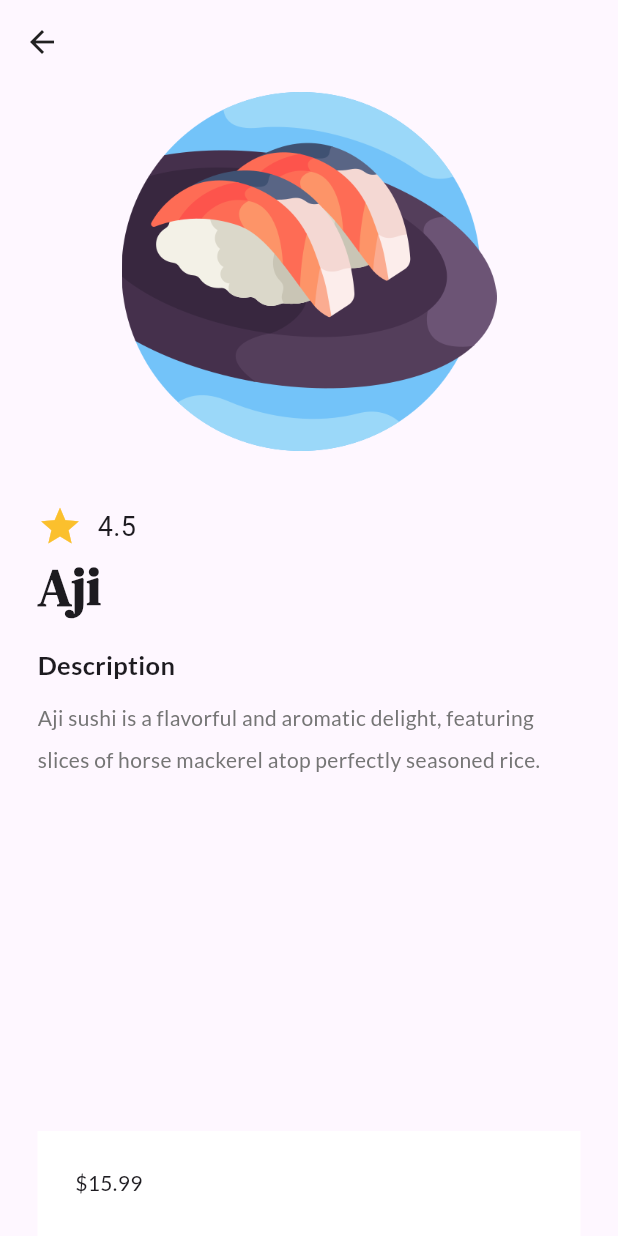
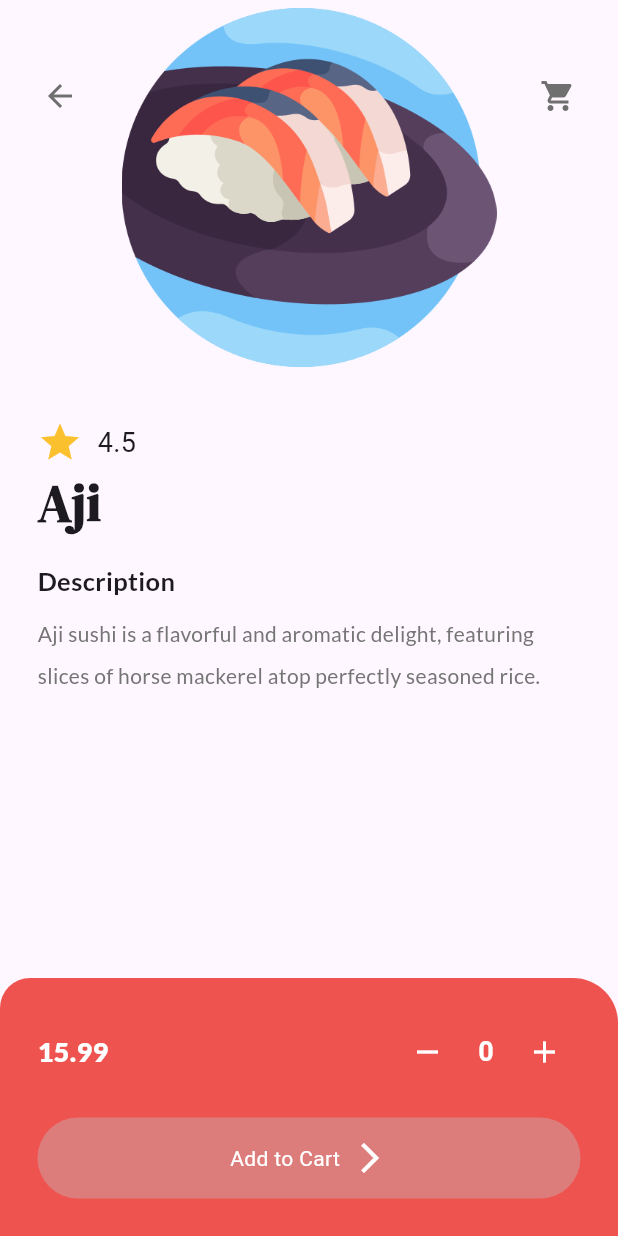
Before and after one commit to ArdineJ/Tei-Sushi, a Flutter app: the MenuPage screen opened by its route, after a tap on "Aji", on a phone screen of 412 x 824 dp. Run offline on Flutter 3.47's test engine with Material 3 defaults, Android fonts, the phone set to English and light mode, and no system bars; our stand-ins replace anim_search_bar, carousel_slider, flutter_staggered_animations, google_fonts, smooth_page_indicator.

Commit message:
detail and cart page done

```diff
--- /dev/null
+++ b/lib/components/counter.dart
@@ -0,0 +1,52 @@
+import 'package:flutter/material.dart';
+
+class Counter extends StatelessWidget {
+  final int qty;
+  final Function() onDecrement;
+  final Function() onIncrement;
+
+  const Counter({
+    required this.qty,
+    required this.onDecrement,
+    required this.onIncrement,
+  });
+
+  @override
+  Widget build(BuildContext context) {
+    return Row(
+      children: [
+        SizedBox(
+          child: Center(
+            child: IconButton(
+              icon: const Icon(Icons.remove),
+              color: Colors.white,
+              onPressed: onDecrement,
+            ),
+          ),
+        ),
+        SizedBox(
+          width: 30,
+          child: Center(
+            child: Text(
+              qty.toString(),
+              style: const TextStyle(
+                color: Colors.white,
+                fontWeight: FontWeight.bold,
+                fontSize: 18,
+              ),
+            ),
+          ),
+        ),
+        SizedBox(
+          child: Center(
+            child: IconButton(
+              icon: const Icon(Icons.add),
+              color: Colors.white,
+              onPressed: onIncrement,
+            ),
+          ),
+        )
+      ],
+    );
+  }
+}
--- a/lib/components/my_button.dart
+++ b/lib/components/my_button.dart
@@ -21,7 +21,7 @@ class MyButton extends StatelessWidget {
             children: [
               Text(
                 txt,
-                style: TextStyle(color: Colors.white),
+                style: const TextStyle(color: Colors.white),
               ),
               const SizedBox(width: 8),
               const Icon(
--- a/lib/components/sushi_tile.dart
+++ b/lib/components/sushi_tile.dart
@@ -13,6 +13,7 @@ class SushiTile extends StatelessWidget {
     return GestureDetector(
       onTap: onTap,
       child: Card(
+        color: const Color.fromARGB(255, 255, 255, 255),
         child: Padding(
           padding: const EdgeInsets.all(10.0),
           child: Column(
@@ -39,7 +40,7 @@ class SushiTile extends StatelessWidget {
                   mainAxisAlignment: MainAxisAlignment.spaceBetween,
                   children: [
                     Text(
-                      sushi.price,
+                      sushi.price.toString(),
                       style: GoogleFonts.lato(
                           fontSize: 14, fontWeight: FontWeight.bold),
                     ),
--- a/lib/data/dummy_data.dart
+++ b/lib/data/dummy_data.dart
@@ -5,126 +5,126 @@ class DummyData {
     List<Map<String, dynamic>> sushiInfo = [
       {
         'name': 'Aji',
-        'price': '\$15.99',
+        'price': 15.99,
         'rating': 4.5,
         'description':
             'Aji sushi is a flavorful and aromatic delight, featuring slices of horse mackerel atop perfectly seasoned rice.'
       },
       {
         'name': 'Anago',
-        'price': '\$12.99',
+        'price': 12.99,
         'rating': 4.0,
         'description':
             'Anago sushi, or saltwater eel, is a delicacy known for its tender texture and sweet, savory taste. A true sushi connoisseur\'s choice.'
       },
       {
         'name': 'Ebi',
-        'price': '\$18.99',
+        'price': 18.99,
         'rating': 4.8,
         'description':
             'Ebi, or shrimp sushi, showcases the natural sweetness of fresh shrimp. Served atop vinegared rice, it\'s a classic favorite.'
       },
       {
         'name': 'Ikura-maki',
-        'price': '\$22.99',
+        'price': 22.99,
         'rating': 4.2,
         'description':
             'Ikura-maki is a roll filled with succulent salmon roe, providing a burst of oceanic flavor with each bite.'
       },
       {
         'name': 'Iwashi',
-        'price': '\$14.99',
+        'price': 14.99,
         'rating': 3.9,
         'description':
             'Iwashi sushi features sardines, offering a bold and rich taste that seafood enthusiasts appreciate.'
       },
       {
         'name': 'Kohada',
-        'price': '\$19.99',
+        'price': 19.99,
         'rating': 4.6,
         'description':
             'Kohada, or gizzard shad sushi, is characterized by its silver-skinned appearance and distinctive, slightly tangy taste.'
       },
       {
         'name': 'Maguro',
-        'price': '\$25.99',
+        'price': 25.99,
         'rating': 4.7,
         'description':
             'Maguro sushi showcases the finest cuts of tuna, providing a buttery texture and robust flavor that sushi lovers adore.'
       },
       {
         'name': 'Salmon',
-        'price': '\$20.99',
+        'price': 20.99,
         'rating': 4.3,
         'description':
             'Salmon sushi is a versatile and popular choice, known for its smooth, rich taste and vibrant color.'
       },
       {
         'name': 'Sanma',
-        'price': '\$17.99',
+        'price': 17.99,
         'rating': 4.1,
         'description':
             'Sanma sushi, or Pacific saury, features a unique, slightly oily flavor that pairs well with vinegared rice.'
       },
       {
         'name': 'Sawara',
-        'price': '\$21.99',
+        'price': 21.99,
         'rating': 4.4,
         'description':
             'Sawara, or Spanish mackerel sushi, offers a delightful combination of firm texture and delicate flavor.'
       },
       {
         'name': 'Shime-saba',
-        'price': '\$16.99',
+        'price': 16.99,
         'rating': 4.0,
         'description':
             'Shime-saba, or cured mackerel, is known for its marinated taste, making it a favorite among sushi enthusiasts.'
       },
       {
         'name': 'Tako',
-        'price': '\$23.99',
+        'price': 23.99,
         'rating': 4.8,
         'description':
             'Tako sushi features octopus, prized for its tender yet chewy texture and ability to absorb surrounding flavors.'
       },
       {
         'name': 'Tamagoyaki',
-        'price': '\$13.99',
+        'price': 13.99,
         'rating': 4.5,
         'description':
             'Tamagoyaki, or sweet Japanese omelet, is a comforting and slightly sweet sushi option enjoyed by all ages.'
       },
       {
         'name': 'Tekka-maki',
-        'price': '\$19.99',
+        'price': 19.99,
         'rating': 4.6,
         'description':
             'Tekka-maki, or tuna roll, is a classic sushi roll featuring high-quality tuna encased in a layer of nori and rice.'
       },
       {
         'name': 'Umeshisomaki',
-        'price': '\$15.99',
+        'price': 15.99,
         'rating': 4.2,
         'description':
             'Umeshisomaki is a delightful roll featuring pickled plum, offering a sweet and tangy contrast to the rice.'
       },
       {
         'name': 'Unagi',
-        'price': '\$24.99',
+        'price': 24.99,
         'rating': 4.7,
         'description':
             'Unagi, or freshwater eel, is grilled to perfection and glazed with a sweet soy-based sauce, creating a delectable sushi experience.'
       },
       {
         'name': 'Uni',
-        'price': '\$27.99',
+        'price': 27.99,
         'rating': 4.9,
         'description':
             'Uni sushi features sea urchin roe, prized for its unique flavor profile and creamy texture that melts in the mouth.'
       },
       {
         'name': 'Wagyu',
-        'price': '\$29.99',
+        'price': 29.99,
         'rating': 4.8,
         'description':
             'Wagyu sushi showcases the finest Japanese beef, offering a luxurious and indulgent sushi experience.'
@@ -135,7 +135,7 @@ class DummyData {
 
     for (var info in sushiInfo) {
       String name = info['name'];
-      String price = info['price'];
+      double price = info['price'];
       double rating = info['rating'];
       String description = info['description'];
 
--- /dev/null
+++ b/lib/models/cart.dart
@@ -0,0 +1,32 @@
+import 'package:flutter/material.dart';
+import 'package:sushi/models/sushi.dart';
+
+class CartItem {
+  final Sushi sushi;
+  int quantity;
+
+  CartItem({required this.sushi, required this.quantity});
+}
+
+class Cart extends ChangeNotifier {
+  final List<CartItem> _items = [];
+
+  List<CartItem> get items => _items;
+
+  void addItemsCart(Sushi sushi, int quantity) {
+    _items.add(CartItem(sushi: sushi, quantity: quantity));
+    notifyListeners();
+  }
+
+  void removeItem(Sushi sushi) {
+    _items.removeWhere((item) => item.sushi == sushi);
+    notifyListeners();
+  }
+
+  void updateCartItemQuantity(int index, int newQuantity) {
+    if (index >= 0 && index < _items.length) {
+      _items[index].quantity = newQuantity;
+      notifyListeners();
+    }
+  }
+}
--- a/lib/models/sushi.dart
+++ b/lib/models/sushi.dart
@@ -1,6 +1,6 @@
 class Sushi {
   final String name;
-  final String price;
+  final double price;
   final double rating;
   final String description;
   final String image;
--- a/lib/pages/detail_page.dart
+++ b/lib/pages/detail_page.dart
@@ -1,7 +1,10 @@
 import 'package:flutter/material.dart';
 import 'package:google_fonts/google_fonts.dart';
-import 'package:sushi/data/dummy_data.dart';
+import 'package:provider/provider.dart';
 
+import '../components/counter.dart';
+import '../components/my_button.dart';
+import '../models/cart.dart';
 import '../models/sushi.dart';
 
 class DetailPage extends StatefulWidget {
@@ -12,20 +15,70 @@ class DetailPage extends StatefulWidget {
 }
 
 class _DetailPageState extends State<DetailPage> {
+  int qty = 0;
+
+  void decrementQty() {
+    setState(() {
+      if (qty > 0) {
+        qty--;
+      }
+    });
+  }
+
+  void incrementQty() {
+    setState(() {
+      qty++;
+    });
+  }
+
+  void addToCart() {
+    if (qty > 0) {
+      final cart = context.read<Cart>();
+      final sushi = ModalRoute.of(context)!.settings.arguments as Sushi;
+
+      cart.addItemsCart(sushi, qty);
+      showDialog(
+        context: context,
+        builder: (context) => AlertDialog(
+          content: const Column(
+            mainAxisSize: MainAxisSize.min,
+            children: [
+              Row(
+                children: [
+                  Icon(Icons.close_rounded),
+                ],
+              ),
+              Text(
+                'Successfully added to cart',
+                style: TextStyle(fontSize: 18, fontWeight: FontWeight.bold),
+              ),
+            ],
+          ),
+          actions: [
+            ElevatedButton(
+              onPressed: () {
+                Navigator.pop(context);
+                Navigator.pushNamed(context, '/menupage');
+              },
+              child: const Text('OK'),
+            ),
+          ],
+        ),
+      );
+    }
+  }
+
   @override
   Widget build(BuildContext context) {
     final sushi = ModalRoute.of(context)!.settings.arguments as Sushi;
     return Scaffold(
-      appBar: AppBar(
-        backgroundColor: Colors.transparent,
-        elevation: 0,
-        foregroundColor: Colors.grey[900],
-      ),
-      body: Padding(
-        padding: const EdgeInsets.symmetric(horizontal: 25.0),
-        child: Column(
+      body: Stack(
+        children: [
+          Column(
             children: [
               Expanded(
+                child: Padding(
+                  padding: const EdgeInsets.symmetric(horizontal: 25.0),
                   child: ListView(
                     children: [
                       Image.asset(
@@ -71,29 +124,78 @@ class _DetailPageState extends State<DetailPage> {
                       const SizedBox(height: 10),
                       Text(
                         sushi.description,
-                    style: GoogleFonts.lato(color: Colors.grey[600], height: 2),
+                        style: GoogleFonts.lato(
+                            color: Colors.grey[600], height: 2),
                       ),
                     ],
                   ),
                 ),
+              ),
               Container(
-              color: Colors.white,
+                decoration: BoxDecoration(
+                  borderRadius: const BorderRadius.only(
+                      topLeft: Radius.circular(20),
+                      topRight: Radius.circular(30)),
+                  color: Colors.red[400],
+                ),
                 padding: const EdgeInsets.all(25),
                 child: Column(
                   children: [
                     Row(
+                      mainAxisAlignment: MainAxisAlignment.spaceBetween,
                       children: [
                         Text(
-                        sushi.price,
-                        style: GoogleFonts.lato(),
-                      )
+                          sushi.price.toString(),
+                          style: GoogleFonts.lato(
+                            color: Colors.white,
+                            fontWeight: FontWeight.w900,
+                            fontSize: 18,
+                          ),
+                        ),
+                        Counter(
+                          qty: qty,
+                          onDecrement: decrementQty,
+                          onIncrement: incrementQty,
+                        ),
                       ],
                     ),
+                    const SizedBox(height: 20),
+                    MyButton(
+                      txt: 'Add to Cart',
+                      onTap: addToCart,
+                    )
                   ],
                 ),
               )
             ],
           ),
+          Positioned(
+            top: 40,
+            left: 16,
+            child: IconButton(
+              icon: const Icon(
+                Icons.arrow_back,
+                color: Color.fromARGB(255, 111, 111, 111),
+              ),
+              onPressed: () {
+                Navigator.pop(context);
+              },
+            ),
+          ),
+          Positioned(
+            top: 40,
+            right: 16,
+            child: IconButton(
+              icon: const Icon(
+                Icons.shopping_cart,
+                color: Color.fromARGB(255, 111, 111, 111),
+              ),
+              onPressed: () {
+                Navigator.pushNamed(context, '/cartpage');
+              },
+            ),
+          ),
+        ],
       ),
     );
   }
--- a/lib/pages/menu_page.dart
+++ b/lib/pages/menu_page.dart
@@ -32,15 +32,26 @@ class _MenuPageState extends State<MenuPage> {
       backgroundColor: Colors.white,
       appBar: AppBar(
         backgroundColor: Colors.transparent,
+        foregroundColor: Colors.grey[900],
         elevation: 0,
-        leading: Icon(
+        leading: const Icon(
           Icons.menu_sharp,
-          color: Colors.grey[900],
         ),
         title: Text(
           'Tokyo',
-          style: GoogleFonts.lato(color: Colors.grey[900]),
+          style: GoogleFonts.lato(),
         ),
+        actions: [
+          Padding(
+            padding: const EdgeInsets.only(right: 20),
+            child: IconButton(
+              icon: const Icon(Icons.shopping_cart),
+              onPressed: () {
+                Navigator.pushNamed(context, '/cartpage');
+              },
+            ),
+          ),
+        ],
         centerTitle: true,
       ),
       body: SingleChildScrollView(
@@ -72,7 +83,7 @@ class _MenuPageState extends State<MenuPage> {
             AnimatedSmoothIndicator(
               activeIndex: myCurrentIndex,
               count: promoList.getPromoList().length,
-              effect: SwapEffect(
+              effect: ExpandingDotsEffect(
                 dotHeight: 8,
                 dotWidth: 8,
                 spacing: 5,
@@ -157,4 +168,10 @@ class _MenuPageState extends State<MenuPage> {
       ),
     );
   }
+
+  @override
+  void dispose() {
+    textController.dispose();
+    super.dispose();
+  }
 }
--- a/pubspec.yaml
+++ b/pubspec.yaml
@@ -38,6 +38,8 @@ dependencies:
   google_fonts:
   anim_search_bar: ^2.0.3
   flutter_staggered_animations: ^1.1.1
+  shared_preferences: ^2.0.12
+  provider:
 
 dev_dependencies:
   flutter_test:
```
Also changed, not shown: lib/components/my_cart_items.dart (added, +105 -0 lines), lib/main.dart (+11 -3 lines), lib/pages/cart_page.dart (added, +52 -0 lines), pubspec.lock, 1 other file. Lines whose indentation alone changed are shown as unchanged.
